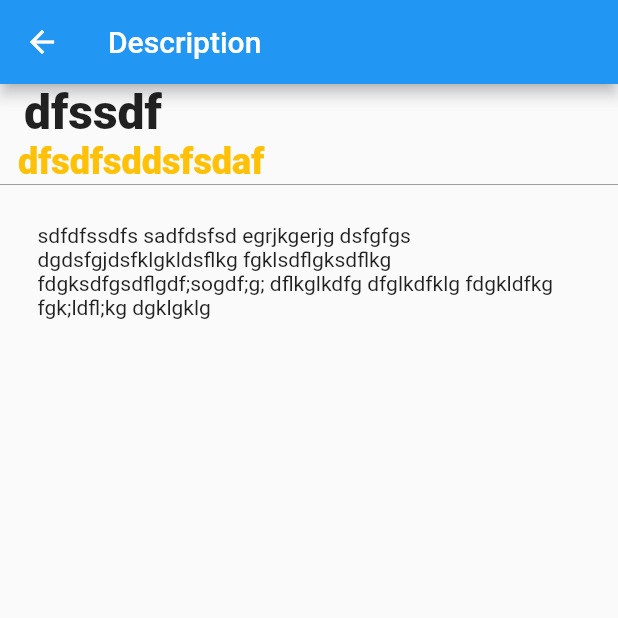
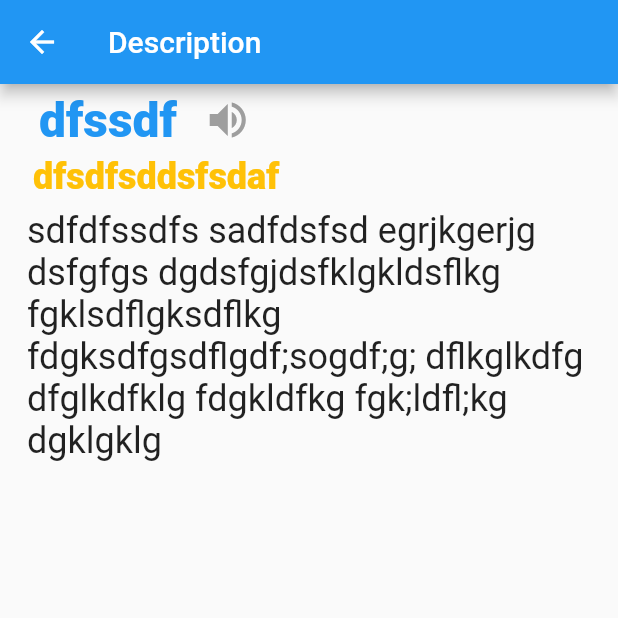
Before and after one commit to RustamAbdirakhmonov/homtask_three, a Flutter app: the screen it shows after launch, after a tap on "dfssdf", on a phone screen of 412 x 824 dp, the top half of it. Run offline on Flutter 3.47's test engine with Material 2 defaults, Android fonts, the phone set to English and light mode, and no system bars.

Commit message:
four commit

```diff
--- a/lib/screens/description_screen.dart
+++ b/lib/screens/description_screen.dart
@@ -11,28 +11,31 @@ class DescriptionScreen extends StatelessWidget {
     final args = ModalRoute.of(context)!.settings.arguments as Dictionary;
     Dictionary dictionary;
     return Scaffold(
-      appBar: AppBar(title: Text('Description'),),
+      appBar: AppBar(title: const Text('Description'),),
       body: Container(
         width: double.infinity,
+        child: Container(
+          padding: const EdgeInsets.symmetric(horizontal: 10),
           child: Column(
             crossAxisAlignment: CrossAxisAlignment.start,
             children: [
               Row(
                 mainAxisAlignment: MainAxisAlignment.start,
                 children: <Widget>[
-                Text('  '+args.word, style:  const TextStyle(fontSize: 32,fontWeight: FontWeight.w900),),
+                  Text('  '+args.word, style:  const TextStyle(color: Colors.blue,fontSize: 32,fontWeight: FontWeight.w900),),
+                  const SizedBox(width: 10,),
+                  IconButton(onPressed: (){}, icon: const  Icon(Icons.volume_up,color: Colors.grey,size: 32,))
+                ],
+              ),
+              Text('  '+args.hashtag,style: const TextStyle(color: Colors.amber,fontWeight: FontWeight.w900,fontSize: 24),),
+              Container(
+                width: double.infinity,
+                padding: EdgeInsets.all(8),
+                child: Text(args.description,style: const TextStyle(fontSize: 24),),
+              ),
 
             ],
           ),
-            Text('  '+args.hashtag,style: const TextStyle(color: Colors.amber,fontWeight: FontWeight.w900,fontSize: 24),),
-            const Divider(height: 2, color: Colors.grey,),
-            Container(
-              width: double.infinity,
-              padding: EdgeInsets.all(25),
-              child: Text(args.description),
-            ),
-
-          ],
         ),
       ),
 
--- a/lib/widgets/dictionary_item.dart
+++ b/lib/widgets/dictionary_item.dart
@@ -28,7 +28,7 @@ class DictionaryItem extends StatelessWidget {
             crossAxisAlignment: CrossAxisAlignment.start,
             children: <Widget>[
               Text(word,style: TextStyle(fontSize: 20),textAlign: TextAlign.left,),
-              Text(hashtag, style: TextStyle(color: Colors.grey,fontSize: 16),textAlign: TextAlign.left),
+              Text(hashtag, style: const  TextStyle(color: Colors.grey,fontSize: 16),textAlign: TextAlign.left),
               const Divider(color: Colors.grey,height: 2,)
             ],
           ),
```
Lines whose indentation alone changed are shown as unchanged.
